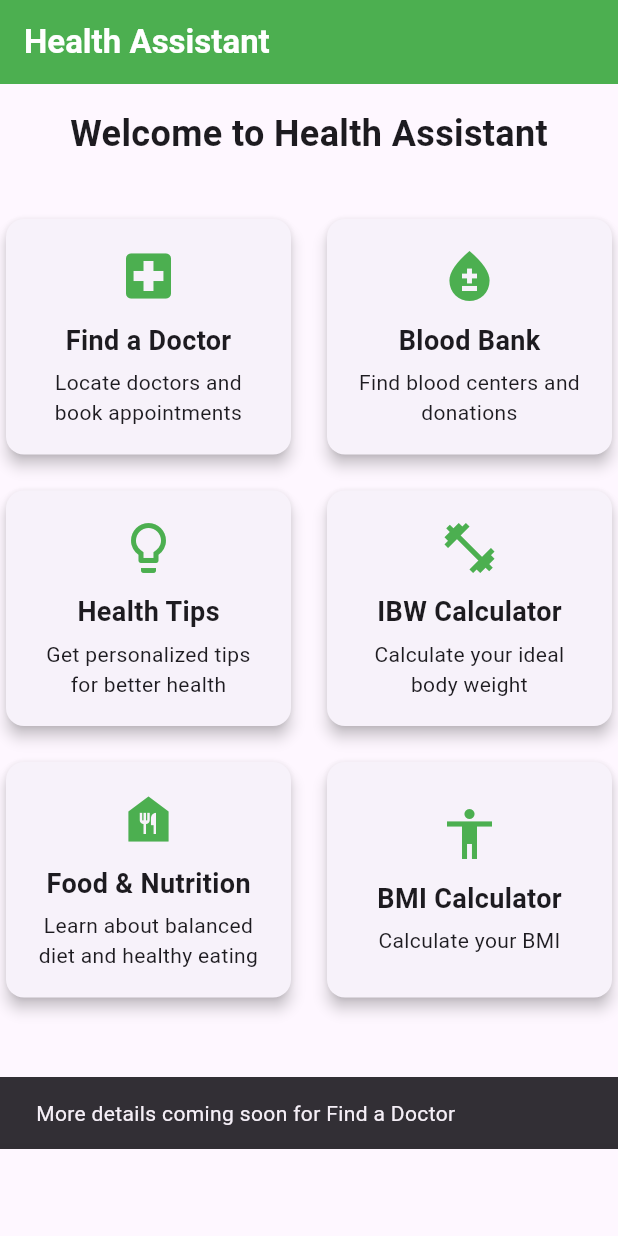
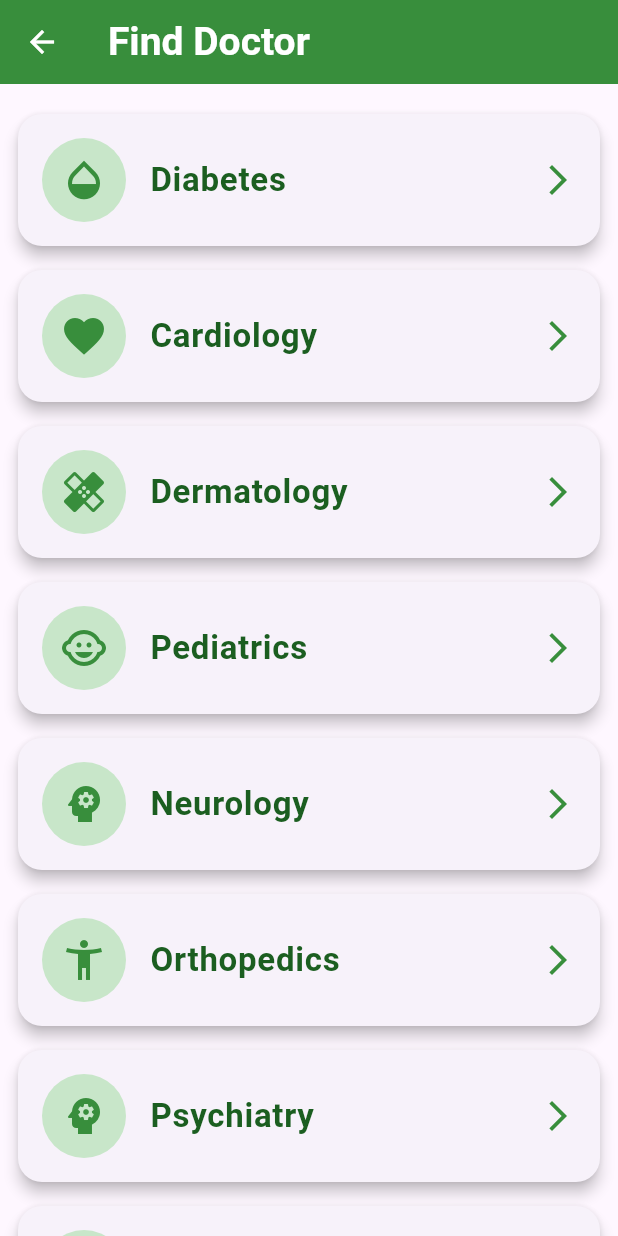
Before and after one commit to arfin007-007/Health-Assistant, a Flutter app: the screen it shows after launch, after a tap on "Find a Doctor", on a phone screen of 412 x 824 dp. Run offline on Flutter 3.47's test engine with Material 3 defaults, Android fonts, the phone set to English and light mode, and no system bars.

Commit message:
Health Assistant complete

```diff
--- /dev/null
+++ b/lib/Find_Doctor.dart
@@ -0,0 +1,246 @@
+import 'package:flutter/material.dart';
+
+class FindDoctorScreen extends StatelessWidget {
+  final List<Map<String, dynamic>> diseases = [
+    {'name': 'Diabetes', 'icon': Icons.opacity},
+    {'name': 'Cardiology', 'icon': Icons.favorite},
+    {'name': 'Dermatology', 'icon': Icons.healing},
+    {'name': 'Pediatrics', 'icon': Icons.child_care},
+    {'name': 'Neurology', 'icon': Icons.psychology},
+    {'name': 'Orthopedics', 'icon': Icons.accessibility_new},
+    {'name': 'Psychiatry', 'icon': Icons.psychology},
+    {'name': 'Gastroenterology', 'icon': Icons.ramen_dining},
+    {'name': 'Oncology', 'icon': Icons.local_hospital},
+    {'name': 'Ophthalmology', 'icon': Icons.remove_red_eye},
+  ];
+
+  final Map<String, List<Map<String, String>>> doctorsByDisease = {
+    'Diabetes': [
+      {'name': 'Dr. John Smith', 'qualification': 'MD Endocrinology', 'phone': '+880123456789'},
+      {'name': 'Dr. Alice Brown', 'qualification': 'Diabetes Specialist', 'phone': '+880987654321'},
+      {'name': 'Dr. Robert Wilson', 'qualification': 'MD Internal Medicine', 'phone': '+880112233445'},
+      {'name': 'Dr. Emily Davis', 'qualification': 'Endocrinologist', 'phone': '+880556677889'},
+      {'name': 'Dr. Michael Lee', 'qualification': 'MD Endocrinology', 'phone': '+880998877665'},
+    ],
+    'Cardiology': [
+      {'name': 'Dr. David Johnson', 'qualification': 'MD Cardiology', 'phone': '+880111222333'},
+      {'name': 'Dr. Sarah White', 'qualification': 'Heart Specialist', 'phone': '+880444555666'},
+      {'name': 'Dr. Kevin Moore', 'qualification': 'MD Cardiologist', 'phone': '+880777888999'},
+      {'name': 'Dr. Laura Martin', 'qualification': 'Cardiology Consultant', 'phone': '+880123123123'},
+      {'name': 'Dr. James Taylor', 'qualification': 'MD Cardiology', 'phone': '+880321321321'},
+    ],
+    'Dermatology': [
+      {'name': 'Dr. Jessica Green', 'qualification': 'MD Dermatology', 'phone': '+880222333444'},
+      {'name': 'Dr. Brian Thompson', 'qualification': 'Skin Specialist', 'phone': '+880555666777'},
+      {'name': 'Dr. Amanda Clark', 'qualification': 'MD Dermatology', 'phone': '+880888999000'},
+      {'name': 'Dr. Steven Rodriguez', 'qualification': 'Dermatologist', 'phone': '+880101010101'},
+      {'name': 'Dr. Megan Lewis', 'qualification': 'MD Dermatology', 'phone': '+880202020202'},
+    ],
+    'Pediatrics': [
+      {'name': 'Dr. Olivia Walker', 'qualification': 'MD Pediatrics', 'phone': '+880303030303'},
+      {'name': 'Dr. Daniel Harris', 'qualification': 'Child Specialist', 'phone': '+880404040404'},
+      {'name': 'Dr. Sophia Hall', 'qualification': 'Pediatrician', 'phone': '+880505050505'},
+      {'name': 'Dr. Matthew Allen', 'qualification': 'MD Pediatrics', 'phone': '+880606060606'},
+      {'name': 'Dr. Chloe Young', 'qualification': 'Child Health Expert', 'phone': '+880707070707'},
+    ],
+    'Neurology': [
+      {'name': 'Dr. George King', 'qualification': 'MD Neurology', 'phone': '+880808080808'},
+      {'name': 'Dr. Emma Scott', 'qualification': 'Neurologist', 'phone': '+880909090909'},
+      {'name': 'Dr. Henry Adams', 'qualification': 'Neuro Specialist', 'phone': '+880121212121'},
+      {'name': 'Dr. Laura Moore', 'qualification': 'MD Neurology', 'phone': '+880232323232'},
+      {'name': 'Dr. Kevin Brown', 'qualification': 'Neurologist', 'phone': '+880343434343'},
+    ],
+    'Orthopedics': [
+      {'name': 'Dr. Richard Lee', 'qualification': 'MD Orthopedics', 'phone': '+880454545454'},
+      {'name': 'Dr. Anna Wilson', 'qualification': 'Orthopedic Surgeon', 'phone': '+880565656565'},
+      {'name': 'Dr. Peter Clark', 'qualification': 'MD Orthopedics', 'phone': '+880676767676'},
+      {'name': 'Dr. Michelle Young', 'qualification': 'Orthopedic Specialist', 'phone': '+880787878787'},
+      {'name': 'Dr. Thomas Harris', 'qualification': 'MD Orthopedics', 'phone': '+880898989898'},
+    ],
+    'Psychiatry': [
+      {'name': 'Dr. Susan White', 'qualification': 'MD Psychiatry', 'phone': '+880909001122'},
+      {'name': 'Dr. Mark Davis', 'qualification': 'Psychiatrist', 'phone': '+880123443211'},
+      {'name': 'Dr. Linda Thompson', 'qualification': 'MD Psychiatry', 'phone': '+880987650123'},
+      {'name': 'Dr. Brian Scott', 'qualification': 'Mental Health Specialist', 'phone': '+880564738291'},
+      {'name': 'Dr. Karen Miller', 'qualification': 'Psychiatrist', 'phone': '+880192837465'},
+    ],
+    'Gastroenterology': [
+      {'name': 'Dr. James Anderson', 'qualification': 'MD Gastroenterology', 'phone': '+8801123581321'},
+      {'name': 'Dr. Lisa Roberts', 'qualification': 'GI Specialist', 'phone': '+8803141592653'},
+      {'name': 'Dr. Paul Walker', 'qualification': 'MD Gastroenterology', 'phone': '+8802718281828'},
+      {'name': 'Dr. Emily Turner', 'qualification': 'GI Consultant', 'phone': '+8801618033988'},
+      {'name': 'Dr. David Hill', 'qualification': 'MD Gastroenterology', 'phone': '+8802236067977'},
+    ],
+    'Oncology': [
+      {'name': 'Dr. Michelle Adams', 'qualification': 'MD Oncology', 'phone': '+8801987654321'},
+      {'name': 'Dr. Robert Johnson', 'qualification': 'Cancer Specialist', 'phone': '+8801234987654'},
+      {'name': 'Dr. Sarah Lewis', 'qualification': 'MD Oncology', 'phone': '+8805678123490'},
+      {'name': 'Dr. Kevin Wilson', 'qualification': 'Oncologist', 'phone': '+8804321098765'},
+      {'name': 'Dr. Laura Clark', 'qualification': 'MD Oncology', 'phone': '+8803456789012'},
+    ],
+    'Ophthalmology': [
+      {'name': 'Dr. Nancy Walker', 'qualification': 'MD Ophthalmology', 'phone': '+8800987654321'},
+      {'name': 'Dr. George Hall', 'qualification': 'Eye Specialist', 'phone': '+8801234567809'},
+      {'name': 'Dr. Rachel King', 'qualification': 'MD Ophthalmology', 'phone': '+8809876543210'},
+      {'name': 'Dr. Steven Allen', 'qualification': 'Ophthalmologist', 'phone': '+8808765432109'},
+      {'name': 'Dr. Patricia Moore', 'qualification': 'MD Ophthalmology', 'phone': '+8807654321098'},
+    ],
+  };
+
+  @override
+  Widget build(BuildContext context) {
+    return Scaffold(
+      appBar: AppBar(
+        title: Text(
+          'Find Doctor',
+          style: TextStyle(
+            color: Colors.white,
+            fontWeight: FontWeight.bold,
+            fontSize: 26,
+          ),
+        ),
+        backgroundColor: Colors.green[700],
+        leading: IconButton(
+          icon: Icon(Icons.arrow_back, color: Colors.white),
+          onPressed: () => Navigator.pop(context),
+        ),
+      ),
+      body: ListView.builder(
+        padding: EdgeInsets.all(12),
+        itemCount: diseases.length,
+        itemBuilder: (context, index) {
+          final disease = diseases[index];
+          return Card(
+            margin: EdgeInsets.symmetric(vertical: 8),
+            shape: RoundedRectangleBorder(
+              borderRadius: BorderRadius.circular(16),
+            ),
+            elevation: 4,
+            child: ListTile(
+              contentPadding: EdgeInsets.symmetric(horizontal: 16, vertical: 16),
+              leading: CircleAvatar(
+                radius: 28,
+                backgroundColor: Colors.green[100],
+                child: Icon(
+                  disease['icon'],
+                  size: 32,
+                  color: Colors.green[700],
+                ),
+              ),
+              title: Text(
+                disease['name'],
+                style: TextStyle(
+                  fontSize: 22,
+                  fontWeight: FontWeight.bold,
+                  color: Colors.green[900],
+                ),
+              ),
+              trailing: Icon(Icons.arrow_forward_ios, color: Colors.green[700]),
+              onTap: () {
+                Navigator.push(
+                  context,
+                  MaterialPageRoute(
+                    builder: (context) => DoctorListScreen(
+                      diseaseName: disease['name'],
+                      doctors: doctorsByDisease[disease['name']] ?? [],
+                    ),
+                  ),
+                );
+              },
+            ),
+          );
+        },
+      ),
+    );
+  }
+}
+
+class DoctorListScreen extends StatelessWidget {
+  final String diseaseName;
+  final List<Map<String, String>> doctors;
+
+  const DoctorListScreen({
+    Key? key,
+    required this.diseaseName,
+    required this.doctors,
+  }) : super(key: key);
+
+  @override
+  Widget build(BuildContext context) {
+    return Scaffold(
+      appBar: AppBar(
+        title: Text(
+          '$diseaseName Doctors',
+          style: TextStyle(
+            color: Colors.white,
+            fontWeight: FontWeight.bold,
+            fontSize: 22,
+          ),
+        ),
+        backgroundColor: Colors.green[700],
+        leading: IconButton(
+          icon: Icon(Icons.arrow_back, color: Colors.white),
+          onPressed: () => Navigator.pop(context),
+        ),
+      ),
+      body: ListView.builder(
+        padding: EdgeInsets.all(16),
+        itemCount: doctors.length,
+        itemBuilder: (context, index) {
+          final doctor = doctors[index];
+          return Container(
+            margin: EdgeInsets.symmetric(vertical: 10),
+            padding: EdgeInsets.symmetric(vertical: 16, horizontal: 20),
+            decoration: BoxDecoration(
+              color: Colors.lightBlue[100],
+              borderRadius: BorderRadius.circular(16),
+              boxShadow: [
+                BoxShadow(
+                  color: Colors.green.withOpacity(0.2),
+                  blurRadius: 6,
+                  offset: Offset(3, 4),
+                ),
+              ],
+            ),
+            child: ListTile(
+              contentPadding: EdgeInsets.zero,
+              leading: CircleAvatar(
+                backgroundColor: Colors.green[700],
+                child: Icon(Icons.person, color: Colors.white),
+              ),
+              title: Text(
+                doctor['name'] ?? '',
+                style: TextStyle(
+                  fontWeight: FontWeight.bold,
+                  fontSize: 20,
+                  color: Colors.black87,
+                ),
+              ),
+              subtitle: Column(
+                crossAxisAlignment: CrossAxisAlignment.start,
+                children: [
+                  SizedBox(height: 6),
+                  Text(
+                    doctor['qualification'] ?? '',
+                    style: TextStyle(
+                      fontSize: 16,
+                      color: Colors.black54,
+                    ),
+                  ),
+                  SizedBox(height: 4),
+                  Text(
+                    'Phone: ${doctor['phone'] ?? 'N/A'}',
+                    style: TextStyle(
+                      fontSize: 16,
+                      color: Colors.black54,
+                    ),
+                  ),
+                ],
+              ),
+            ),
+          );
+        },
+      ),
+    );
+  }
+}
--- a/lib/main.dart
+++ b/lib/main.dart
@@ -1,3 +1,5 @@
+import 'package:development/Blood_Bank.dart';
+import 'package:development/Find_Doctor.dart';
 import 'package:development/IBW_Calculator.dart';
 import 'package:development/pages/BMI_Calculator.dart';
 import 'package:flutter/material.dart';
--- a/lib/pages/home_page.dart
+++ b/lib/pages/home_page.dart
@@ -1,9 +1,10 @@
+import 'package:flutter/material.dart';
+import 'package:development/Blood_Bank.dart';
 import 'package:development/FoodAndNutritionPage.dart';
-import 'package:flutter/material.dart';
 import 'package:development/pages/BMI_Calculator.dart';
 import 'package:development/IBW_Calculator.dart';
-
-import '../health_tips.dart'; // Import new page
+import 'package:development/Find_Doctor.dart';
+import '../health_tips.dart';
 
 void main() => runApp(MyApp());
 
@@ -49,10 +50,20 @@ class HomePage extends StatelessWidget {
               crossAxisSpacing: 16,
               mainAxisSpacing: 16,
               children: [
-                _buildFeatureCard(context, 'Find a Doctor', Icons.local_hospital,
-                    'Locate doctors and book appointments'),
-                _buildFeatureCard(context, 'Blood Bank', Icons.bloodtype,
-                    'Find blood centers and donations'),
+                _buildFeatureCard(
+                  context,
+                  'Find a Doctor',
+                  Icons.local_hospital,
+                  'Locate doctors and book appointments',
+                  navigateToFindDoctor: true,
+                ),
+                _buildFeatureCard(
+                  context,
+                  'Blood Bank',
+                  Icons.bloodtype,
+                  'Find blood centers and donations',
+                  navigateToBloodBank: true,
+                ),
                 _buildFeatureCard(
                   context,
                   'Health Tips',
@@ -89,12 +100,9 @@ class HomePage extends StatelessWidget {
       bottomNavigationBar: BottomNavigationBar(
         items: [
           BottomNavigationBarItem(icon: Icon(Icons.home), label: 'Home'),
-          BottomNavigationBarItem(
-              icon: Icon(Icons.accessibility), label: 'BMI'),
-          BottomNavigationBarItem(
-              icon: Icon(Icons.fitness_center), label: 'IBW'),
-          BottomNavigationBarItem(
-              icon: Icon(Icons.chat_bubble), label: 'Chatbot'),
+          BottomNavigationBarItem(icon: Icon(Icons.accessibility), label: 'BMI'),
+          BottomNavigationBarItem(icon: Icon(Icons.fitness_center), label: 'IBW'),
+          BottomNavigationBarItem(icon: Icon(Icons.chat_bubble), label: 'Chatbot'),
           BottomNavigationBarItem(icon: Icon(Icons.person), label: 'Profile'),
         ],
       ),
@@ -110,6 +118,8 @@ class HomePage extends StatelessWidget {
         bool navigateToIBW = false,
         bool navigateToHealthTips = false,
         bool navigateToFoodAndNutrition = false,
+        bool navigateToFindDoctor = false,
+        bool navigateToBloodBank = false,
       }) {
     return Card(
       elevation: 4,
@@ -136,6 +146,16 @@ class HomePage extends StatelessWidget {
               context,
               MaterialPageRoute(builder: (context) => FoodAndNutritionPage()),
             );
+          } else if (navigateToFindDoctor) {
+            Navigator.push(
+              context,
+              MaterialPageRoute(builder: (context) => FindDoctorScreen()),
+            );
+          } else if (navigateToBloodBank) {
+            Navigator.push(
+              context,
+              MaterialPageRoute(builder: (context) => BloodBankScreen()),
+            );
           } else {
             ScaffoldMessenger.of(context).showSnackBar(
               SnackBar(content: Text('More details coming soon for $title')),
@@ -150,8 +170,7 @@ class HomePage extends StatelessWidget {
               Icon(icon, size: 40, color: Colors.green),
               SizedBox(height: 10),
               Text(title,
-                  style: TextStyle(
-                      fontSize: 18, fontWeight: FontWeight.bold)),
+                  style: TextStyle(fontSize: 18, fontWeight: FontWeight.bold)),
               SizedBox(height: 5),
               Text(description, textAlign: TextAlign.center),
             ],
```
Also changed, not shown: lib/Blood_Bank.dart (added, +140 -0 lines).
